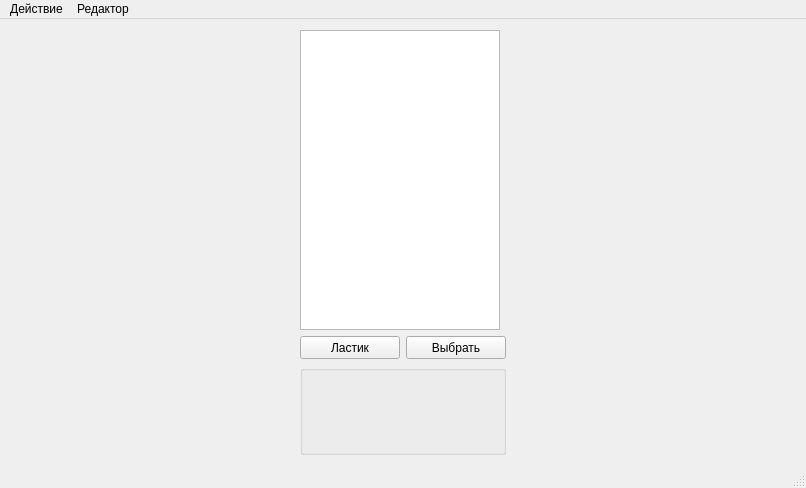
The window that mainwindow.ui (bananamilkshake-code/level-editor) describes before a commit, drawn with Qt 5.
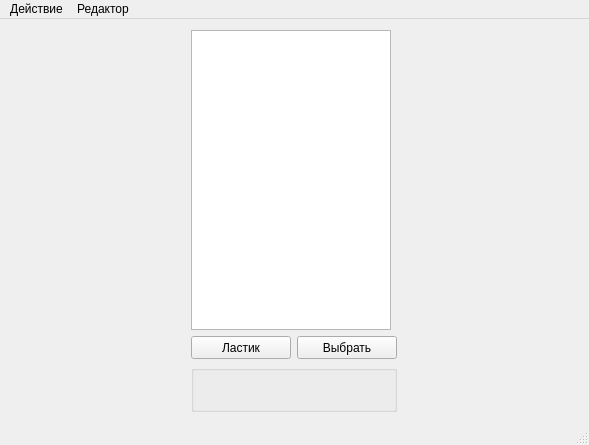
The same window after the commit. Custom widgets are drawn as their Qt base class.

The edit to the form file:
```diff
--- a/mainwindow.ui
+++ b/mainwindow.ui
@@ -6,8 +6,8 @@
    <rect>
     <x>0</x>
     <y>0</y>
-    <width>806</width>
-    <height>488</height>
+    <width>589</width>
+    <height>445</height>
    </rect>
   </property>
   <property name="windowTitle">
@@ -108,7 +108,7 @@
     <rect>
      <x>0</x>
      <y>0</y>
-     <width>806</width>
+     <width>589</width>
      <height>21</height>
     </rect>
    </property>
```
Left out of the diff: 12 changed lines with no effect on the pictures.
